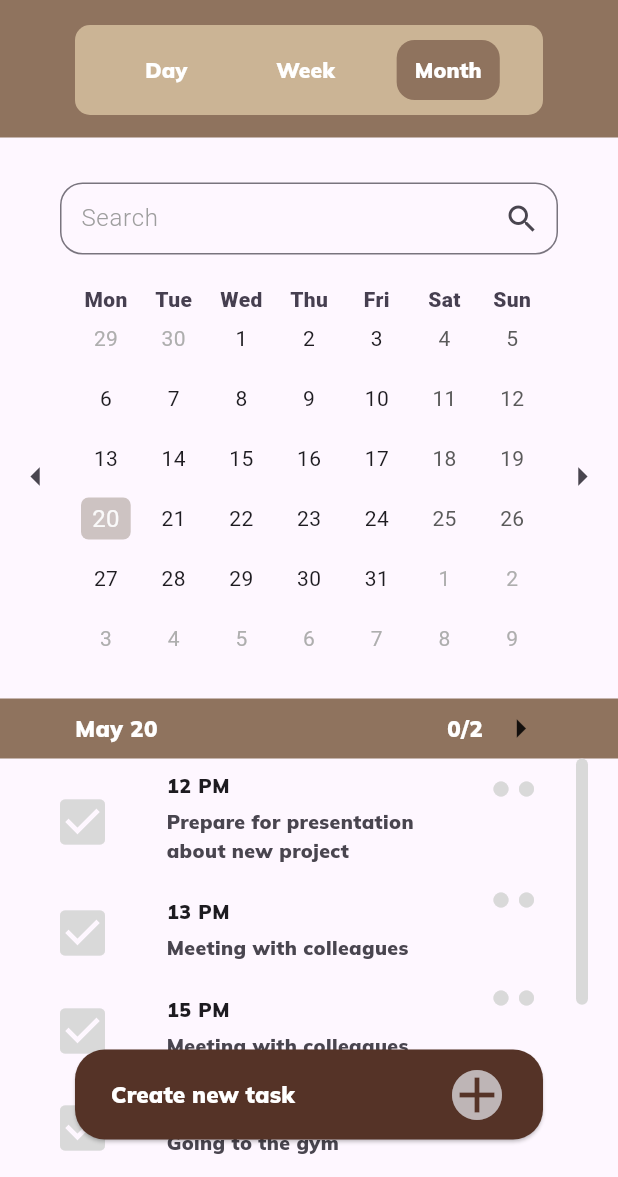
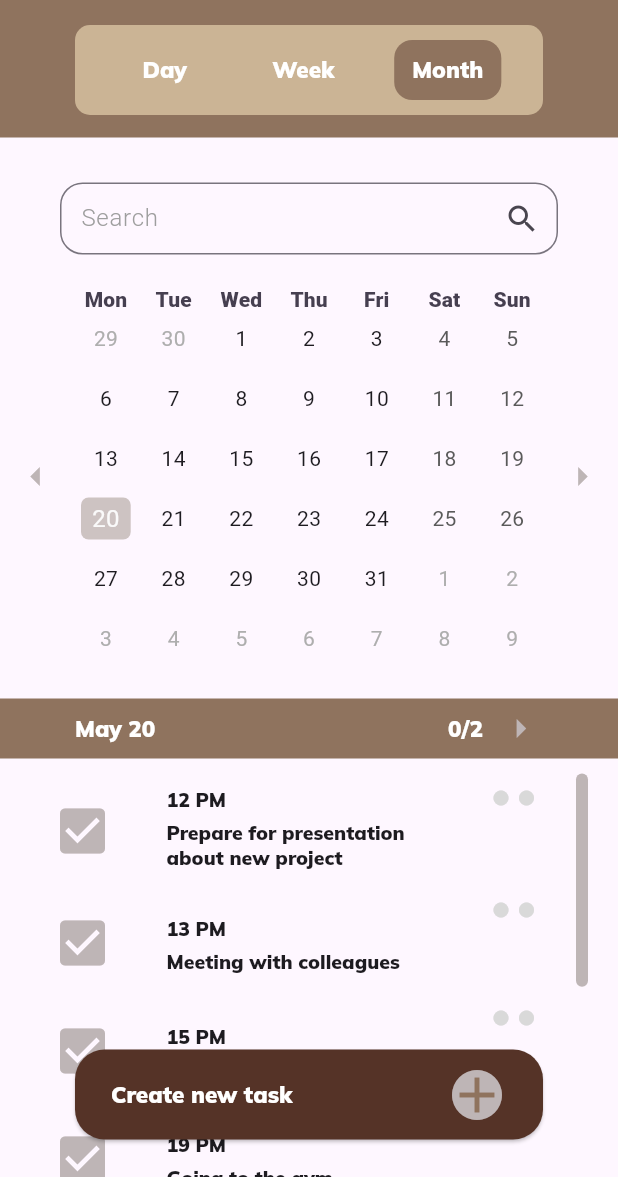
Before and after one commit to Polinaphlej02/calendar, a Flutter app: the screen it shows after launch, on a phone screen of 412 x 824 dp, the part 59-1236 px from its top. Run offline on Flutter 3.47's test engine with Material 3 defaults, Android fonts, the phone set to English and light mode, and no system bars; drawn by our look-alikes of table_calendar; our stand-ins replace syncfusion_flutter_calendar.

Commit message:
Added themeData

```diff
--- a/calendar_app/lib/constants/constants.dart
+++ b/calendar_app/lib/constants/constants.dart
@@ -1,3 +1,7 @@
+
+
+import 'package:calendar_app/themes/constants.dart';
+
 final Map tasks = {
     "12 PM": "Prepare for presentation about new project",
     "13 PM": "Meeting with colleagues",
@@ -7,3 +11,9 @@ final Map tasks = {
     "23 PM": "Going to bed",
     "24 PM": "Going to the gym",
   };
+
+Map buttonFill = {
+    "Day": lightBrown,
+    "Week": lightBrown,
+    "Month": mainBrown,
+  };
--- a/calendar_app/lib/pages/calendar_page.dart
+++ b/calendar_app/lib/pages/calendar_page.dart
@@ -1,5 +1,6 @@
 
 import 'package:calendar_app/pages/empty_page.dart';
+import 'package:calendar_app/themes/theme.dart';
 import 'package:flutter/material.dart';
 
 import '../widgets/screen_widget.dart';
@@ -11,6 +12,7 @@ class CalendarApp extends StatelessWidget {
   @override
   Widget build(BuildContext context) {
     return MaterialApp(
+      theme: calendarTheme(),
       initialRoute: '',
       routes: {
         '': (context) => const ScreenWidget(),
--- a/calendar_app/lib/static/colors.dart
+++ /dev/null
@@ -1,10 +0,0 @@
-import 'package:flutter/material.dart';
-
-class CalendarColors {
-  static const Color mainBrown = Color(0xFF8f735e);
-  static const Color lightBrown = Color(0xFFcbb495);
-  static const Color darkBrown = Color(0xFF553327);
-  static const Color circleBrown = Color(0xFFbeb5b6);
-  static const Color iconFGrey = Color(0xFFd9d9d9);
-  static const Color sideBarBrown = Color(0xFFd5d1d0);
-}
--- a/calendar_app/lib/themes/constants.dart
+++ b/calendar_app/lib/themes/constants.dart
@@ -4,7 +4,7 @@ const Color mainBrown = Color(0xFF8f735e);
 const Color lightBrown = Color(0xFFcbb495);
 const Color darkBrown = Color(0xFF553327);
 const Color circleBrown = Color(0xFFbeb5b6);
-const Color iconFGrey = Color(0xFFd9d9d9);
+const Color iconGrey = Color(0xFFd9d9d9);
 const Color sideBarBrown = Color(0xFFd5d1d0);
 
 const String fontName = "Mulish-VariableFont_wght";
--- a/calendar_app/lib/themes/theme.dart
+++ b/calendar_app/lib/themes/theme.dart
@@ -0,0 +1,37 @@
+import 'package:calendar_app/themes/constants.dart';
+import 'package:flutter/material.dart';
+
+ThemeData calendarTheme() => ThemeData(
+    primaryColor: mainBrown,
+    highlightColor: lightBrown,
+    primaryColorDark: darkBrown,
+    textTheme: const TextTheme(
+      headlineLarge: TextStyle(
+        fontFamily: "Mulish-VariableFont_wght",
+        fontWeight: FontWeight.w900,
+        fontSize: 18,
+        color: Colors.white,
+      ),
+      headlineMedium: TextStyle(
+        fontFamily: "Mulish-VariableFont_wght",
+        fontWeight: FontWeight.w900,
+        fontSize: 15,
+        color: Colors.white,
+      ),
+      headlineSmall: TextStyle(
+        fontFamily: "Mulish-VariableFont_wght",
+        fontWeight: FontWeight.w900,
+        fontSize: 13,
+      ),
+      titleSmall: TextStyle(
+      color: Color.fromARGB(225, 46, 39, 57), fontWeight: FontWeight.w900)
+    ),
+    iconTheme: const IconThemeData(
+      color: circleBrown,
+      size: 40,
+    ),
+    primaryIconTheme: const IconThemeData(
+      color: iconGrey,
+      size: 12,
+    ),
+    );
--- a/calendar_app/lib/widgets/calendars/calendar_day.dart
+++ b/calendar_app/lib/widgets/calendars/calendar_day.dart
@@ -1,4 +1,3 @@
-import 'package:calendar_app/static/colors.dart';
 import 'package:flutter/material.dart';
 import 'package:syncfusion_flutter_calendar/calendar.dart';
 
@@ -13,13 +12,8 @@ class CalendarDay extends StatelessWidget {
         child: SfCalendar(
           view: CalendarView.day,
           headerHeight: 0,
-          todayTextStyle: const TextStyle(
-            fontFamily: "Mulish-VariableFont_wght",
-            fontWeight: FontWeight.w900,
-            fontSize: 15,
-            color: Colors.white,
-          ),
-          todayHighlightColor: CalendarColors.mainBrown,
+          todayTextStyle: Theme.of(context).textTheme.bodyMedium,
+          todayHighlightColor: Theme.of(context).highlightColor,
           showCurrentTimeIndicator: false,
         ),
       ),
--- a/calendar_app/lib/widgets/calendars/calendar_month.dart
+++ b/calendar_app/lib/widgets/calendars/calendar_month.dart
@@ -5,8 +5,6 @@ class CalendarMonth extends StatelessWidget {
   final CalendarFormat calFormat = CalendarFormat.month;
   CalendarMonth({super.key, calFormat});
 
-  final TextStyle dayStyle = const TextStyle(
-      color: Color.fromARGB(225, 46, 39, 57), fontWeight: FontWeight.w900);
 
   final DateTime _focusedDay = DateTime.now();
 
@@ -34,8 +32,8 @@ class CalendarMonth extends StatelessWidget {
               rowHeight: 40,
               calendarFormat: CalendarFormat.month,
               daysOfWeekStyle: DaysOfWeekStyle(
-                weekdayStyle: dayStyle,
-                weekendStyle: dayStyle,
+                weekdayStyle: Theme.of(context).textTheme.titleSmall!,
+                weekendStyle: Theme.of(context).textTheme.titleSmall!,
               ),
               calendarStyle: const CalendarStyle(
                   todayDecoration: BoxDecoration(
--- a/calendar_app/lib/widgets/calendars/calendar_week.dart
+++ b/calendar_app/lib/widgets/calendars/calendar_week.dart
@@ -3,9 +3,6 @@ import 'package:table_calendar/table_calendar.dart';
 
 class CalendarWeek extends StatelessWidget {
   CalendarWeek({super.key});
-
-  final TextStyle dayStyle = const TextStyle(
-      color: Color.fromARGB(225, 46, 39, 57), fontWeight: FontWeight.w900);
 
   final DateTime _focusedDay = DateTime.now();
 
@@ -33,8 +30,8 @@ class CalendarWeek extends StatelessWidget {
               rowHeight: 40,
               calendarFormat: CalendarFormat.week,
               daysOfWeekStyle: DaysOfWeekStyle(
-                weekdayStyle: dayStyle,
-                weekendStyle: dayStyle,
+                weekdayStyle: Theme.of(context).textTheme.titleSmall!,
+                weekendStyle: Theme.of(context).textTheme.titleSmall!,
               ),
               calendarStyle: const CalendarStyle(
                   todayDecoration: BoxDecoration(
--- a/calendar_app/lib/widgets/line_widget.dart
+++ b/calendar_app/lib/widgets/line_widget.dart
@@ -1,4 +1,3 @@
-import 'package:calendar_app/static/colors.dart';
 import 'package:flutter/material.dart';
 import 'package:intl/intl.dart';
 
@@ -10,13 +9,6 @@ class LineWidget extends StatefulWidget {
 }
 
 class _MyWidgetState extends State<LineWidget> {
-  static const TextStyle lineTextStyle = TextStyle(
-    fontFamily: "Mulish-VariableFont_wght",
-    fontWeight: FontWeight.w900,
-    fontSize: 15,
-    color: Colors.white,
-  );
-
   String getFocusedDay(DateTime dateTime) {
     String month = DateFormat.MMMM().format(dateTime);
     String day = dateTime.day.toString();
@@ -26,7 +18,7 @@ class _MyWidgetState extends State<LineWidget> {
   @override
   Widget build(BuildContext context) {
     return Container(
-        color: CalendarColors.mainBrown,
+        color: Theme.of(context).primaryColor,
         child: Padding(
           padding: const EdgeInsets.symmetric(horizontal: 50, vertical: 5),
           child: Row(
@@ -34,11 +26,11 @@ class _MyWidgetState extends State<LineWidget> {
               Expanded(
                   child: Text(
                 getFocusedDay(DateTime.now()),
-                style: lineTextStyle,
+                style: Theme.of(context).textTheme.headlineMedium,
               )),
-              const Text(
+              Text(
                 "0/2",
-                style: lineTextStyle,
+                style: Theme.of(context).textTheme.headlineMedium,
               ),
               const SizedBox(
                 width: 10,
--- a/calendar_app/lib/widgets/screen_widget.dart
+++ b/calendar_app/lib/widgets/screen_widget.dart
@@ -1,4 +1,3 @@
-import 'package:calendar_app/static/colors.dart';
 import 'package:calendar_app/widgets/line_widget.dart';
 import 'package:calendar_app/widgets/screen_top.dart';
 import 'package:calendar_app/widgets/sidebar.dart';
@@ -21,6 +20,7 @@ class ScreenWidget extends StatelessWidget {
   @override
   Widget build(BuildContext context) {
     return Scaffold(
+
       resizeToAvoidBottomInset: false,
       drawer: const SideBarWidget(),
       appBar: AppBar(
@@ -30,15 +30,10 @@ class ScreenWidget extends StatelessWidget {
               padding: const EdgeInsets.only(right: 30),
               child: Text(
                 getFocusedDate(DateTime.now()),
-                style: const TextStyle(
-                  fontFamily: "Mulish-VariableFont_wght",
-                  fontWeight: FontWeight.w900,
-                  fontSize: 18,
-                  color: Colors.white,
-                ),
+                style: Theme.of(context).textTheme.headlineLarge,
               ),
             )),
-        backgroundColor: CalendarColors.mainBrown,
+        backgroundColor: Theme.of(context).primaryColor,
         leading: Padding(
             padding: const EdgeInsets.only(left: 30),
             child: Builder(builder: (context) {
@@ -63,32 +58,27 @@ class ScreenWidget extends StatelessWidget {
         padding: const EdgeInsets.symmetric(horizontal: 50, vertical: 25),
         child: ElevatedButton(
           style: ElevatedButton.styleFrom(
-            backgroundColor: CalendarColors.darkBrown,
+            backgroundColor: Theme.of(context).primaryColorDark,
             shape: RoundedRectangleBorder(
               borderRadius: BorderRadius.circular(20),
             ),
           ),
-          child: const Padding(
-            padding: EdgeInsets.symmetric(vertical: 10),
+          child: Padding(
+            padding: const EdgeInsets.symmetric(vertical: 10),
             child: Row(
               children: [
                 Expanded(
                     child: Text("Create new task",
-                        style: TextStyle(
-                          fontFamily: "Mulish-VariableFont_wght",
-                          fontWeight: FontWeight.w900,
-                          fontSize: 15,
-                          color: Colors.white,
-                        ))),
+                        style: Theme.of(context).textTheme.headlineMedium)),
                 Stack(children: [
                   Icon(
                     Icons.circle,
-                    color: CalendarColors.circleBrown,
+                    color: Theme.of(context).iconTheme.color,
                     size: 40,
                   ),
                   Icon(
                     Icons.add,
-                    color: CalendarColors.darkBrown,
+                    color: Theme.of(context).primaryColor,
                     size: 40,
                   )
                 ])
--- a/calendar_app/lib/widgets/sidebar.dart
+++ b/calendar_app/lib/widgets/sidebar.dart
@@ -1,4 +1,4 @@
-import 'package:calendar_app/static/colors.dart';
+import 'package:calendar_app/themes/constants.dart';
 import 'package:flutter/material.dart';
 
 class SideBarWidget extends StatelessWidget {
@@ -7,7 +7,7 @@ class SideBarWidget extends StatelessWidget {
   @override
   Widget build(BuildContext context) {
     return const Drawer(
-      backgroundColor: CalendarColors.sideBarBrown,
+      backgroundColor: sideBarBrown,
     );
   }
 }
--- a/calendar_app/lib/widgets/switcher_widget.dart
+++ b/calendar_app/lib/widgets/switcher_widget.dart
@@ -1,4 +1,4 @@
-import 'package:calendar_app/static/colors.dart';
+import 'package:calendar_app/constants/constants.dart';
 import 'package:flutter/material.dart';
 
 class SwitcherWidget extends StatefulWidget {
@@ -11,18 +11,7 @@ class SwitcherWidget extends StatefulWidget {
 }
 
 class _SwitcherWidgetState extends State<SwitcherWidget> {
-  static const TextStyle switcherTextStyle = TextStyle(
-    fontFamily: "Mulish-VariableFont_wght",
-    fontWeight: FontWeight.w900,
-    fontSize: 14,
-    color: Colors.white,
-  );
 
-  Map buttonFill = {
-    "Day": CalendarColors.lightBrown,
-    "Week": CalendarColors.lightBrown,
-    "Month": CalendarColors.mainBrown,
-  };
 
   String chosenButton = "Month";
 
@@ -30,9 +19,9 @@ class _SwitcherWidgetState extends State<SwitcherWidget> {
     setState(() {
       chosenButton = name;
       buttonFill.forEach((key, value) {
-        buttonFill[key] = CalendarColors.lightBrown;
+        buttonFill[key] = Theme.of(context).highlightColor;
       });
-      buttonFill[name] = CalendarColors.mainBrown;
+      buttonFill[name] = Theme.of(context).primaryColor;
     });
   }
 
@@ -40,14 +29,14 @@ class _SwitcherWidgetState extends State<SwitcherWidget> {
   Widget build(BuildContext context) {
     return Center(
         child: Container(
-      color: CalendarColors.mainBrown,
+      color: Theme.of(context).primaryColor,
       child: Padding(
         padding: const EdgeInsets.only(left: 50, right: 50, bottom: 15),
         child: Container(
             padding: const EdgeInsets.only(top: 6, bottom: 6),
-            decoration: const BoxDecoration(
-              borderRadius: BorderRadius.all(Radius.circular(10)),
-              color: CalendarColors.lightBrown,
+            decoration: BoxDecoration(
+              borderRadius: const BorderRadius.all(Radius.circular(10)),
+              color: Theme.of(context).highlightColor,
             ),
             child: Row(
               mainAxisAlignment: MainAxisAlignment.spaceEvenly,
@@ -64,7 +53,12 @@ class _SwitcherWidgetState extends State<SwitcherWidget> {
                         borderRadius: BorderRadius.circular(12),
                       ),
                     ),
-                    child: Text(name, style: switcherTextStyle),
+                    child: Text(
+                      name,
+                      style: Theme.of(context)
+                        .textTheme
+                        .headlineMedium
+                    ),
                   ),
               ],
             )),
--- a/calendar_app/lib/widgets/tasks_list.dart
+++ b/calendar_app/lib/widgets/tasks_list.dart
@@ -1,14 +1,8 @@
 import 'package:calendar_app/constants/constants.dart';
-import 'package:calendar_app/static/colors.dart';
 import 'package:flutter/material.dart';
 
 class TasksList extends StatelessWidget {
   TasksList({super.key});
-  static const TextStyle taskTextStyle = TextStyle(
-    fontFamily: "Mulish-VariableFont_wght",
-    fontWeight: FontWeight.w900,
-    fontSize: 13,
-  );
 
   final ScrollController _scrollController = ScrollController();
 
@@ -16,9 +10,9 @@ class TasksList extends StatelessWidget {
   Widget build(BuildContext context) {
     return Flexible(
       child: Padding(
-        padding: const EdgeInsets.only(right: 20),
+        padding: const EdgeInsets.only(right: 20, top: 10),
         child: RawScrollbar(
-          thumbColor: CalendarColors.iconFGrey,
+          thumbColor: Theme.of(context).iconTheme.color,
           radius: const Radius.circular(20),
           minThumbLength: 40,
           thickness: 8,
@@ -31,45 +25,45 @@ class TasksList extends StatelessWidget {
             itemBuilder: (context, index) {
               return ListTile(
                 contentPadding: const EdgeInsets.symmetric(horizontal: 35),
-                leading: const Icon(
+                leading: Icon(
                   Icons.check_box,
-                  color: CalendarColors.iconFGrey,
+                  color: Theme.of(context).iconTheme.color,
                   size: 40,
                 ),
-                trailing: const Column(
+                trailing: Column(
                   children: [
                     Flexible(
                       child: Row(mainAxisSize: MainAxisSize.min, children: [
                         Icon(
                           Icons.circle,
-                          color: CalendarColors.iconFGrey,
-                          size: 12,
+                          color: Theme.of(context).primaryIconTheme.color,
+                          size: Theme.of(context).primaryIconTheme.size,
                         ),
-                        SizedBox(
+                        const SizedBox(
                           width: 5,
                         ),
                         Icon(
                           Icons.circle,
-                          color: CalendarColors.iconFGrey,
-                          size: 12,
+                          color: Theme.of(context).primaryIconTheme.color,
+                          size: Theme.of(context).primaryIconTheme.size,
                         ),
                       ]),
                     ),
-                    SizedBox()
+                    const SizedBox()
                   ],
                 ),
                 title: Padding(
                   padding: const EdgeInsets.symmetric(horizontal: 20),
                   child: Text(
                     "${tasks.keys.elementAt(index)}",
-                    style: taskTextStyle,
+                    style: Theme.of(context).textTheme.headlineSmall,
                   ),
                 ),
                 subtitle: Padding(
                     padding:
                         const EdgeInsets.symmetric(horizontal: 20, vertical: 5),
                     child: Text("${tasks.values.elementAt(index)}",
-                        style: taskTextStyle)),
+                        style: Theme.of(context).textTheme.headlineSmall)),
               );
             },
           ),
```
